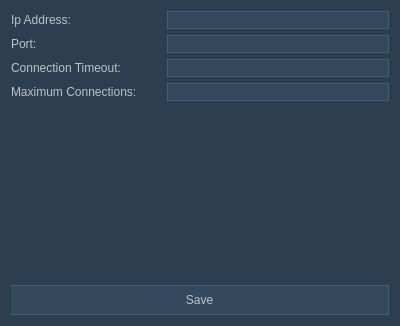
This is source/settings/settings.ui in 5l1v3r1/Moderat as Qt 5 draws it before an edit. The edited form follows.
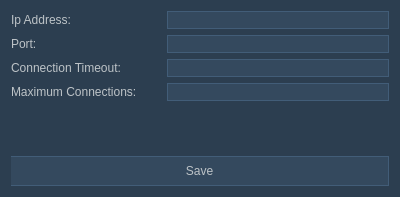
This is the edited form. Icons and pictures are not drawn.

What changed in the file:
```diff
--- a/source/settings/settings.ui
+++ b/source/settings/settings.ui
@@ -7,7 +7,7 @@
     <x>0</x>
     <y>0</y>
     <width>400</width>
-    <height>326</height>
+    <height>197</height>
    </rect>
   </property>
   <property name="windowTitle">
@@ -25,7 +25,7 @@
 color: #bdc3c7;</string>
   </property>
   <layout class="QGridLayout" name="gridLayout">
-   <item row="5" column="0">
+   <item row="6" column="0">
     <widget class="QPushButton" name="saveButton">
      <property name="minimumSize">
       <size>
```
Left out of the diff: 63 changed lines with no effect on the pictures.
